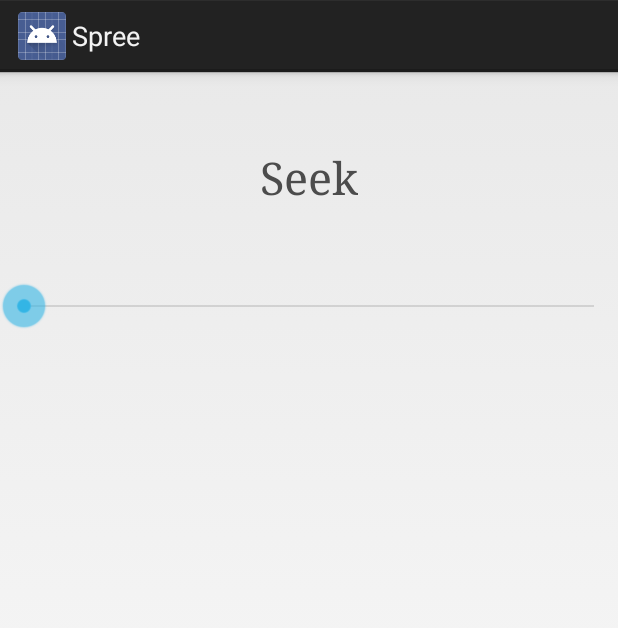
After one commit to doronz/Spreeder, an Android app: the layout seek_reading_dialog.xml on its own in the app's theme, with its tools: preview values and no code run, on a phone screen of 412 x 824 dp. The commit adds this screen. Shown: the top 628 px of the screen. Run offline under Robolectric (Android 15) with nearby library versions, the phone set to English and light mode, and no system bars; network calls fail.

Commit message:
Added seek bar to change position in text.
Made punctuation pause optional.

```diff
--- a/spreeder/src/main/AndroidManifest.xml
+++ b/spreeder/src/main/AndroidManifest.xml
@@ -1,8 +1,8 @@
 <?xml version="1.0" encoding="utf-8"?>
 <manifest xmlns:android="http://schemas.android.com/apk/res/android"
     package="com.doronzehavi.spree"
-    android:versionCode="26"
-    android:versionName="1.49" >
+    android:versionCode="27"
+    android:versionName="1.491" >
     <uses-permission android:name="android.permission.INTERNET"/>
     <uses-permission android:name="android.permission.READ_EXTERNAL_STORAGE"/>
     <uses-sdk
--- a/spreeder/src/main/res/layout/activity_main.xml
+++ b/spreeder/src/main/res/layout/activity_main.xml
@@ -68,6 +68,7 @@
         android:layout_marginTop="90dp"
         android:gravity="center"
         android:maxLines="2"
+        android:clickable="true"
         android:text="@string/ready"
         android:textSize="28sp"
         android:typeface="serif" />
--- /dev/null
+++ b/spreeder/src/main/res/layout/seek_reading_dialog.xml
@@ -0,0 +1,25 @@
+<?xml version="1.0" encoding="utf-8"?>
+
+<LinearLayout xmlns:android="http://schemas.android.com/apk/res/android"
+    android:orientation="vertical" android:layout_width="match_parent"
+    android:layout_height="match_parent">
+
+    <TextView
+        android:id="@+id/seekWord"
+        android:layout_width="wrap_content"
+        android:layout_height="wrap_content"
+        android:paddingBottom="50dp"
+        android:paddingTop="50dp"
+        android:text="Seek"
+        android:layout_gravity="center"
+        android:textSize="30sp"
+        android:textColor="@color/black"
+        android:typeface="serif" />
+
+    <SeekBar
+        android:id="@+id/seekWordBar"
+        android:layout_width="match_parent"
+        android:layout_height="wrap_content"
+        />
+
+</LinearLayout>
--- a/spreeder/src/main/res/values/strings_activity_settings.xml
+++ b/spreeder/src/main/res/values/strings_activity_settings.xml
@@ -55,7 +55,8 @@
     <string name="pref_textChunkDialog">Choose Chunk Size</string>
     <string name="pref_textChunk">Word Chunks</string>
 
-
+    <string name="punctuation_pause_summary">Add a short pause on commas and periods.</string>
+    <string name="punctuation_pause">Punctuation Pause</string>
     <string name="variable_wpm_summary">Longer words will appear on the screen for a longer time.</string>
     <string name="variable_wpm">Variable WPM</string>
     <string name="time_left_summary">Show how much time until you are finished reading.</string>
--- a/spreeder/src/main/res/xml/pref_general.xml
+++ b/spreeder/src/main/res/xml/pref_general.xml
@@ -43,6 +43,12 @@
 
         <CheckBoxPreference
             android:defaultValue="false"
+            android:key="punctuation_pause_checkbox"
+            android:summary="@string/punctuation_pause_summary"
+            android:title="@string/punctuation_pause" />
+
+        <CheckBoxPreference
+            android:defaultValue="false"
             android:key="variable_wpm_checkbox"
             android:summary="@string/variable_wpm_summary"
             android:title="@string/variable_wpm" />
```
Also changed, not shown: spreeder/src/main/java/com/doronzehavi/spree/MainActivity.java (+91 -9 lines), 3 other files.
